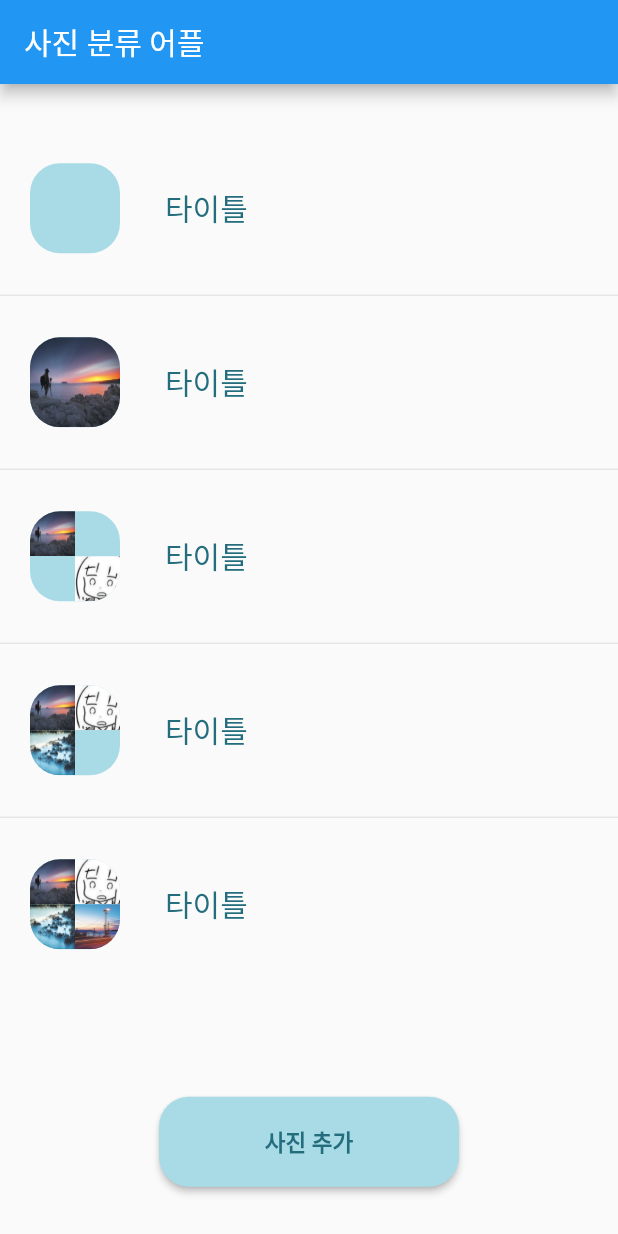
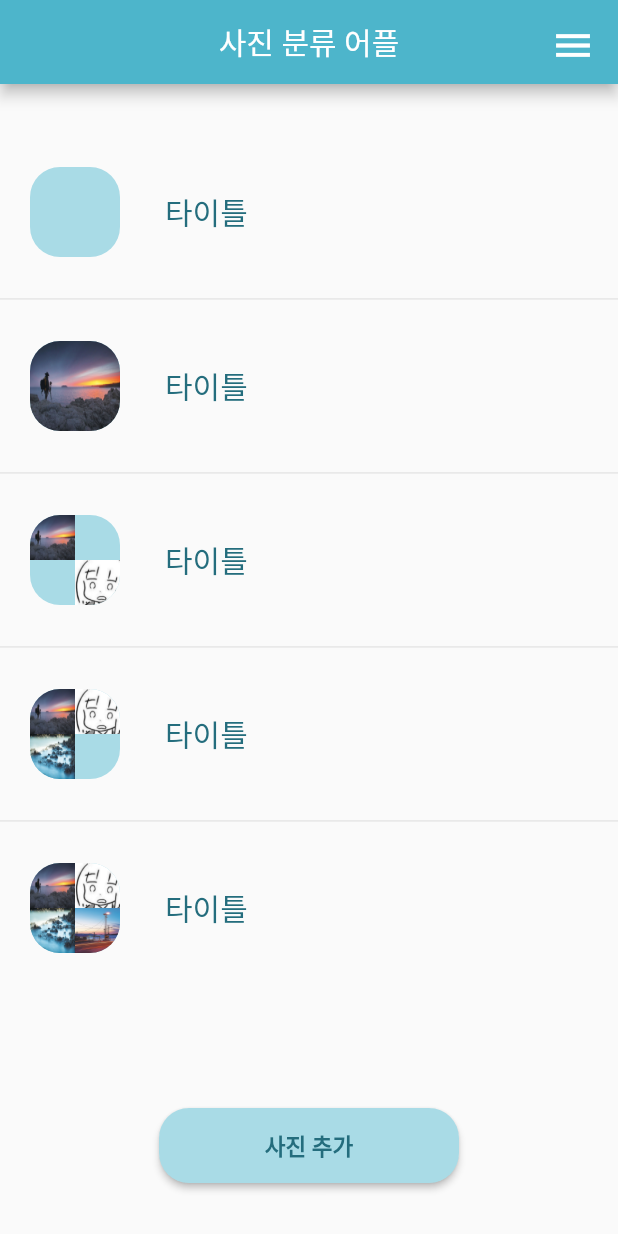
Before and after one commit to haZuny/GDSC-image-cloud-app, a Flutter app: the screen it shows after launch, on a phone screen of 412 x 824 dp. Run offline on Flutter 3.47's test engine with Material 2 defaults, Android fonts, the phone set to English and light mode, and no system bars; drawn by our look-alikes of dropdown_button2.

Commit message:
app bar 구현 완료

```diff
--- a/lib/AppBar.dart
+++ /dev/null
@@ -1,16 +0,0 @@
-import 'package:flutter/material.dart';
-
-class MyAppBar extends StatelessWidget implements PreferredSize{
-
-
-
-  @override
-  Size get preferredSize => Size.fromHeight(AppBar().preferredSize.height);
-
-  @override
-  Widget build(context)=>AppBar(title: Text("사진 분류 어플"));
-
-  @override
-  // TODO: implement child
-  Widget get child => throw UnimplementedError();
-}
--- /dev/null
+++ b/lib/AppBar_Drawer.dart
@@ -0,0 +1,94 @@
+import 'package:flutter/material.dart';
+import 'package:dropdown_button2/dropdown_button2.dart';
+import 'BaseFile.dart';
+
+class MyAppBar extends StatelessWidget implements PreferredSize {
+  /// 로그인 여부 체크
+  final bool isLogin;
+
+  MyAppBar(bool isLogin) : this.isLogin = isLogin;
+
+  @override
+  Size get preferredSize => Size.fromHeight(AppBar().preferredSize.height);
+
+  @override
+  // TODO: implement child
+  Widget get child => throw UnimplementedError();
+
+  @override
+  Widget build(context) => AppBar(
+        title: Text("사진 분류 어플"),
+        centerTitle: true,
+        actions: [
+          // 로그인 되어 있을때만 표시
+          if (isLogin)
+
+            /// 메뉴 아이콘
+            DropdownButton2(
+              customButton: Padding(
+                padding: EdgeInsets.all(appBarMenuPaddingSize),
+                child: Icon(Icons.menu, size: appBarDropDownIconSize,),
+              ),
+              hint: Text('asdf'),
+              items: [
+                // home
+                DropdownMenuItem(
+                  child: Row(
+                    mainAxisAlignment: MainAxisAlignment.start,
+                    children: [
+                      Icon(
+                        Icons.home,
+                        size: appBarDropDownIconSize,
+                      ),
+                      Container(width: appBarDropDownIconSize / 2),
+                      Text('Home')
+                    ],
+                  ),
+                  value: 1,
+                ),
+                // Sign out
+                DropdownMenuItem(
+                  child: Row(
+                    mainAxisAlignment: MainAxisAlignment.start,
+                    children: [
+                      Icon(
+                        Icons.logout,
+                        size: appBarDropDownIconSize,
+                      ),
+                      Container(width: appBarDropDownIconSize / 2),
+                      Text('Logout')
+                    ],
+                  ),
+                  value: 2,
+                ),
+              ],
+              onChanged: (e) {
+                switch (e) {
+                  case 1:
+                    print('anpr');
+                    break;
+                  case 2:
+                    print('qwer');
+                    break;
+                  default:
+                    print('aaaaa');
+                    break;
+                }
+              },
+              dropdownWidth: appBarDropDownWidth,
+              dropdownDecoration: BoxDecoration(
+                color: Color(color_whiteMint),
+              ),
+            )
+        ],
+        backgroundColor: Color(color_mint),
+      );
+}
+
+class SideSheet extends StatelessWidget {
+  @override
+  Widget build(BuildContext context) => Container(
+        width: 100,
+        color: Colors.red,
+      );
+}
--- a/lib/BaseFile.dart
+++ b/lib/BaseFile.dart
@@ -7,10 +7,13 @@ int color_mint = 0xff4DB5CB;
 
 /// Size
 // 공통
-double btnHeightSize = 60;
+double btnHeightSize = 50;
 double btnWidthSize = 200;
 double btnFontSize = 15;
 double btnRound = 20;
+double appBarMenuPaddingSize = 15;
+double appBarDropDownWidth = 150;
+double appBarDropDownIconSize = 30;
 // MainPage
 int listBoxSizePercent = 70;
 double titleImgSize = 60;
--- a/lib/MainPage.dart
+++ b/lib/MainPage.dart
@@ -1,6 +1,6 @@
 import 'package:flutter/foundation.dart';
 import 'package:flutter/material.dart';
-import 'package:toy_project/AppBar.dart';
+import 'package:toy_project/AppBar_Drawer.dart';
 
 import 'BaseFile.dart';
 
@@ -25,7 +25,7 @@ class _MainPage extends State<MainPage> {
 
   @override
   Widget build(context) => Scaffold(
-        appBar: MyAppBar(),
+        appBar: MyAppBar(true),
         body: Column(
           mainAxisAlignment: MainAxisAlignment.spaceAround,
           children: [
--- a/lib/main.dart
+++ b/lib/main.dart
@@ -1,7 +1,10 @@
 import 'package:flutter/material.dart';
+import 'package:flutter/services.dart';
 import 'MainPage.dart';
 
 void main() {
+  /// 상태바 색상 변경
+  SystemChrome.setSystemUIOverlayStyle(SystemUiOverlayStyle(statusBarColor: Colors.transparent));
   runApp(const MyApp());
 }
 
@@ -14,7 +17,7 @@ class MyApp extends StatelessWidget {
     return MaterialApp(
       title: 'Flutter Demo',
       theme: ThemeData(
-        primarySwatch: Colors.blue,
+        appBarTheme: AppBarTheme(systemOverlayStyle:SystemUiOverlayStyle.light,)
       ),
       home: MainPage(),
     );
--- a/pubspec.yaml
+++ b/pubspec.yaml
@@ -36,6 +36,7 @@ dependencies:
   # The following adds the Cupertino Icons font to your application.
   # Use with the CupertinoIcons class for iOS style icons.
   cupertino_icons: ^1.0.2
+  dropdown_button2: ^1.9.2
 
 dev_dependencies:
   flutter_test:
```
Also changed, not shown: pubspec.lock.
